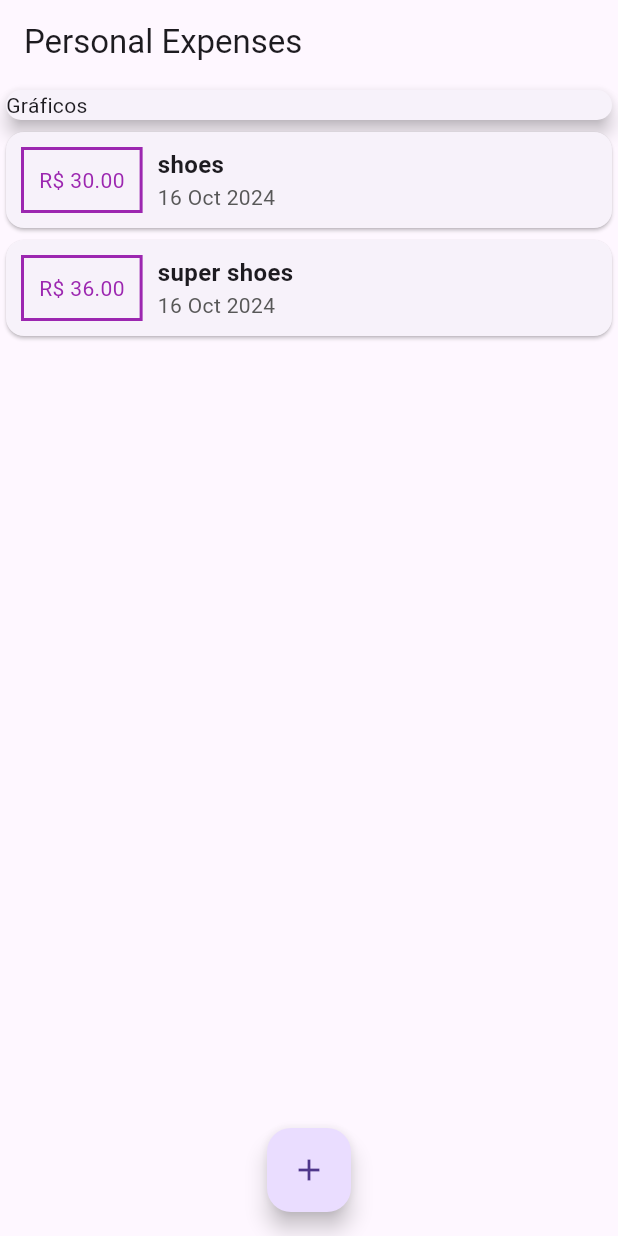
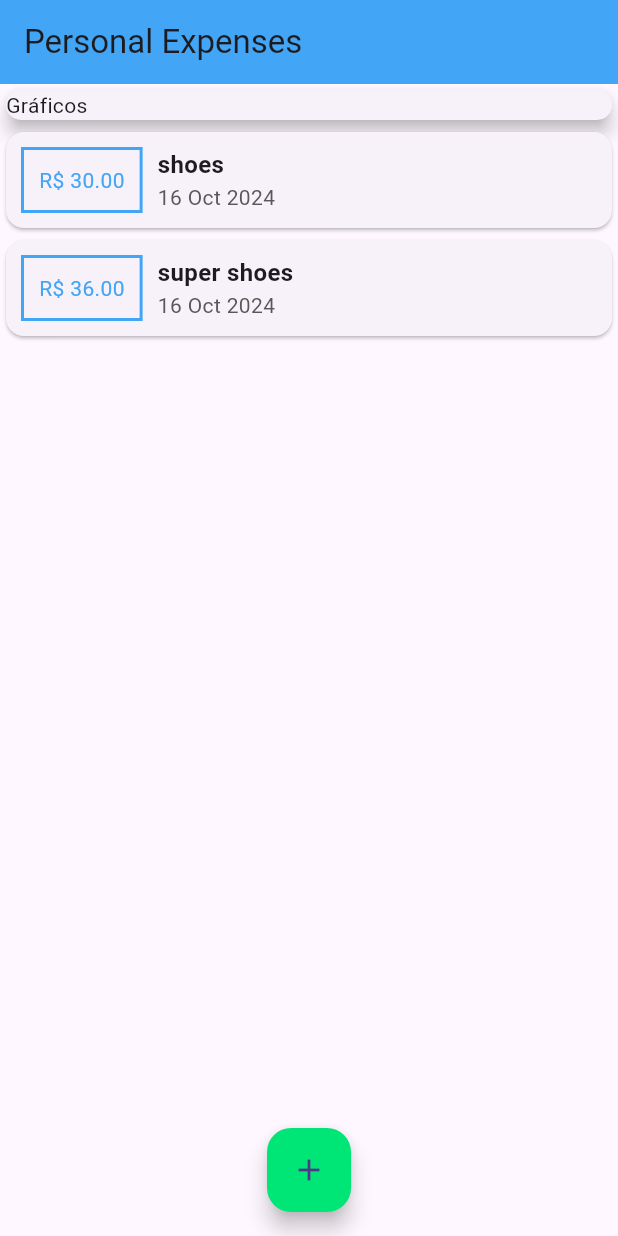
Before and after one commit to Logout-Game-Studio/personal_expenses, a Flutter app: the screen it shows after launch, on a phone screen of 412 x 824 dp. Run offline on Flutter 3.47's test engine with Material 3 defaults, Android fonts, the phone set to English and light mode, and no system bars.

Commit message:
updated theme colors

```diff
--- a/lib/components/transaction_list.dart
+++ b/lib/components/transaction_list.dart
@@ -24,14 +24,14 @@ class TransactionList extends StatelessWidget {
                       margin: EdgeInsets.all(10),
                       decoration: BoxDecoration(
                         border: Border.all(
-                          color: Colors.purple,
+                          color: Theme.of(ctx).primaryColor,
                           width: 2,
                         ),
                       ),
                       padding: EdgeInsets.all(10),
                       child: Text(
                         "R\$ ${t.value.toStringAsFixed(2)}",
-                        style: TextStyle(color: Colors.purple),
+                        style: TextStyle(color: Theme.of(ctx).primaryColor),
                       )),
                   Column(
                     crossAxisAlignment: CrossAxisAlignment.start,
--- a/lib/main.dart
+++ b/lib/main.dart
@@ -13,8 +13,13 @@
   @override
   Widget build(BuildContext context) {
     return MaterialApp(
-      home: HomePage(),
-    );
+        home: HomePage(),
+        theme: ThemeData(
+          appBarTheme: AppBarTheme(backgroundColor: Colors.blue.shade400),
+          primaryColor: Colors.blue.shade400,
+          floatingActionButtonTheme: FloatingActionButtonThemeData(
+              backgroundColor: Colors.greenAccent.shade400),
+        ));
   }
 }
 
```
